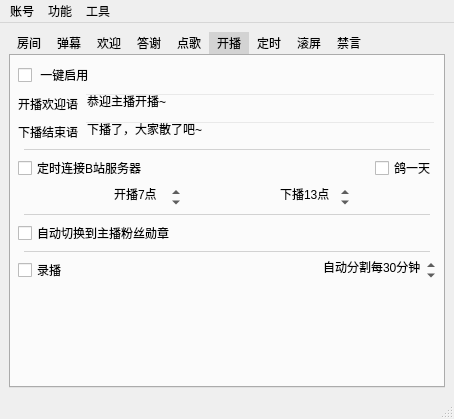
First picture: the form in mainwindow.ui, repository iwxyi/Bilibili-MagicalDanmaku, before the edit.
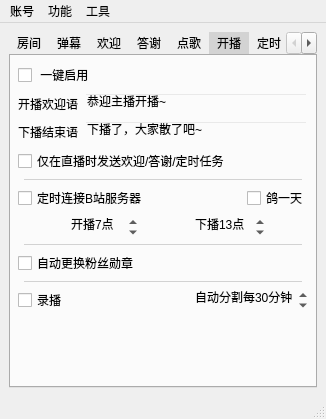
Second picture: the form after the edit. The open tabs and pages were chosen to show the change. Icons and pictures are not drawn. Custom widgets are drawn as their Qt base class.

Commit message: 新增答谢姬仅在开播时的开关

The edit to the form file:
```diff
--- a/mainwindow.ui
+++ b/mainwindow.ui
@@ -6,7 +6,7 @@
    <rect>
     <x>0</x>
     <y>0</y>
-    <width>454</width>
+    <width>322</width>
     <height>408</height>
    </rect>
   </property>
@@ -1052,6 +1052,20 @@
           </item>
          </layout>
         </item>
+        <item>
+         <layout class="QHBoxLayout" name="horizontalLayout_25">
+          <property name="topMargin">
+           <number>0</number>
+          </property>
+          <item>
+           <widget class="QCheckBox" name="sendAutoOnlyLiveCheck">
+            <property name="text">
+             <string>仅在直播时发送欢迎/答谢/定时任务</string>
+            </property>
+           </widget>
+          </item>
+         </layout>
+        </item>
         <item>
          <widget class="QWidget" name="widget_2" native="true">
           <property name="minimumSize">
@@ -1257,7 +1271,7 @@
              <string>&lt;html&gt;&lt;head/&gt;&lt;body&gt;&lt;p&gt;连接并开播后，自动切换粉丝勋章为当前主播的&lt;/p&gt;&lt;p&gt;勋章已变灰时不切换&lt;/p&gt;&lt;/body&gt;&lt;/html&gt;</string>
             </property>
             <property name="text">
-             <string>自动切换到主播粉丝勋章</string>
+             <string>自动更换粉丝勋章</string>
             </property>
            </widget>
           </item>
@@ -1921,7 +1935,7 @@
     <rect>
      <x>0</x>
      <y>0</y>
-     <width>454</width>
+     <width>322</width>
      <height>23</height>
     </rect>
    </property>
```
Left out of the diff: 2 changed lines with no effect on the pictures. The commit also changes 2 other files.
